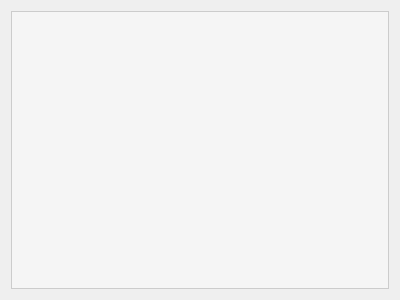
Qt form src/ui/views/component_picker.ui (randomGuyi/microsimulation) before a commit.
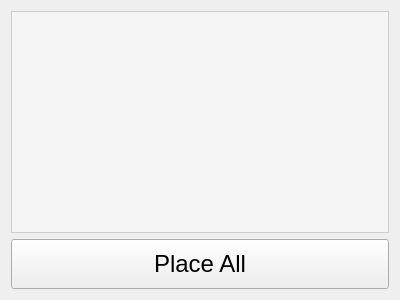
The same form after that commit.

```diff
--- a/src/ui/views/component_picker.ui
+++ b/src/ui/views/component_picker.ui
@@ -47,6 +47,24 @@
                     </property>
                 </widget>
             </item>
+   <item>
+    <widget class="QPushButton" name="pushButton_auto_place">
+     <property name="minimumSize">
+      <size>
+       <width>0</width>
+       <height>50</height>
+      </size>
+     </property>
+     <property name="font">
+      <font>
+       <pointsize>18</pointsize>
+      </font>
+     </property>
+     <property name="text">
+      <string>Place All</string>
+     </property>
+    </widget>
+   </item>
         </layout>
     </widget>
     <resources/>
```
Lines whose indentation alone changed are shown as unchanged.
